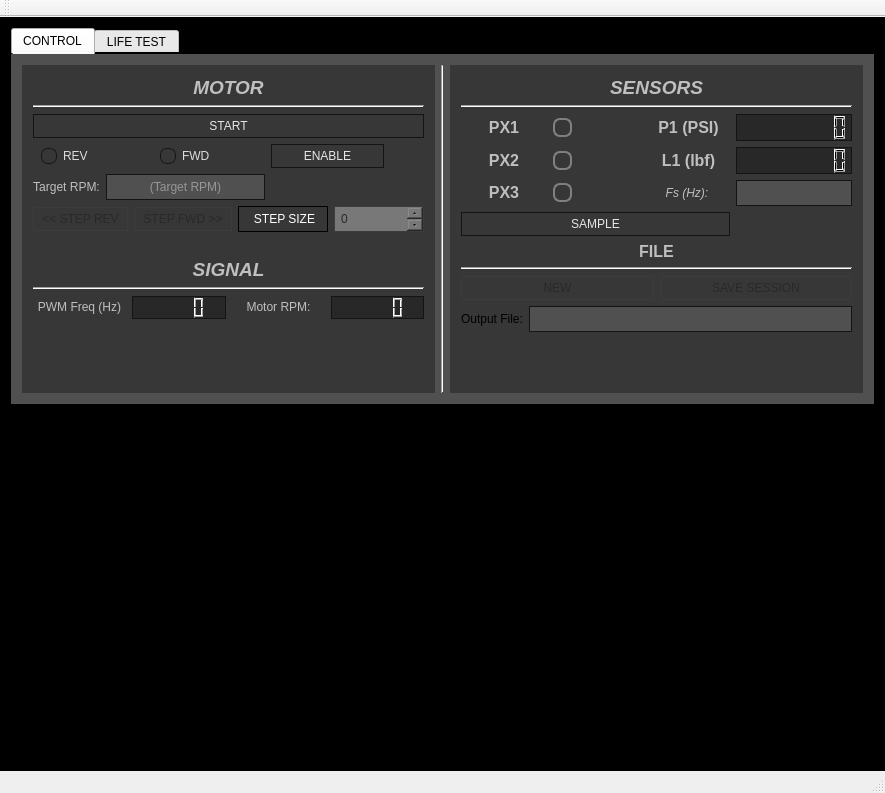
StoneAgeInc/BASF-Custom, file BASFmainwindow.ui: the form before one commit.
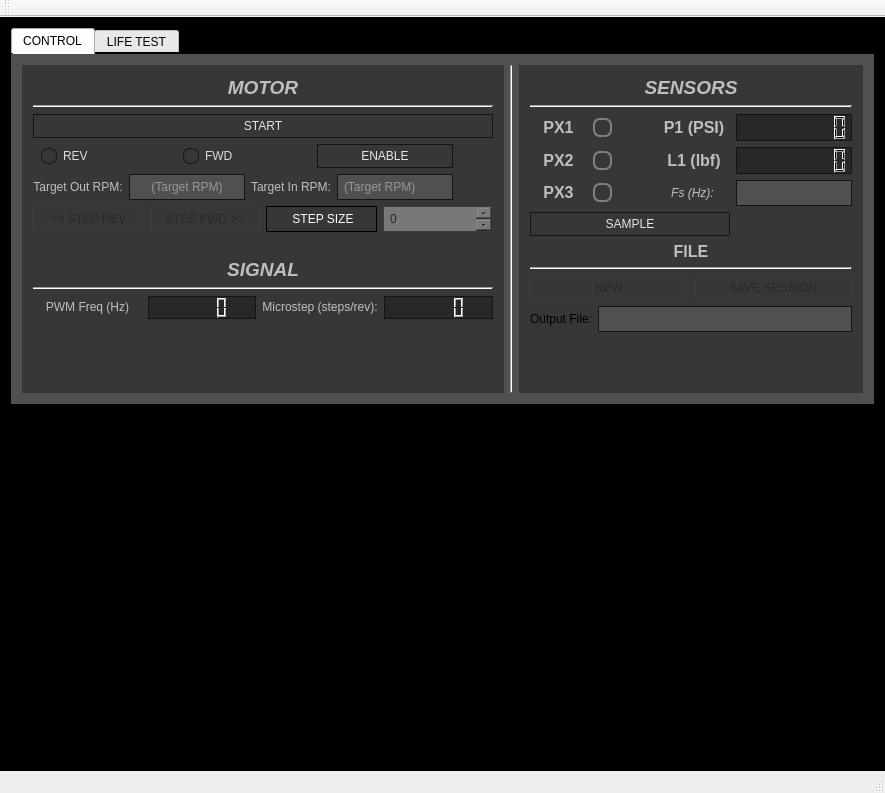
The form after the commit. Icons and pictures are not drawn. Custom widgets are drawn as their Qt base class.

Diff of the .ui file:
```diff
--- a/BASFmainwindow.ui
+++ b/BASFmainwindow.ui
@@ -410,7 +410,7 @@
              <item>
               <widget class="QLabel" name="label_5">
                <property name="text">
-                <string>&lt;html&gt;&lt;head/&gt;&lt;body&gt;&lt;p align=&quot;center&quot;&gt;&lt;span style=&quot; color:#bfbfbf;&quot;&gt;Target RPM:&lt;/span&gt;&lt;/p&gt;&lt;/body&gt;&lt;/html&gt;</string>
+                <string>&lt;html&gt;&lt;head/&gt;&lt;body&gt;&lt;p align=&quot;center&quot;&gt;&lt;span style=&quot; color:#bfbfbf;&quot;&gt;Target Out RPM:&lt;/span&gt;&lt;/p&gt;&lt;/body&gt;&lt;/html&gt;</string>
                </property>
               </widget>
              </item>
@@ -448,6 +448,44 @@
                </property>
               </widget>
              </item>
+             <item>
+              <widget class="QLabel" name="label_15">
+               <property name="text">
+                <string>&lt;html&gt;&lt;head/&gt;&lt;body&gt;&lt;p align=&quot;center&quot;&gt;&lt;span style=&quot; color:#bfbfbf;&quot;&gt;Target In RPM:&lt;/span&gt;&lt;/p&gt;&lt;/body&gt;&lt;/html&gt;</string>
+               </property>
+              </widget>
+             </item>
+             <item>
+              <widget class="QLineEdit" name="RPMoutLineEdit">
+               <property name="styleSheet">
+                <string notr="true">QLineEdit
+{
+  background-color: rgb(80,80,80);
+  border: 1px solid rgb(20,20,20);
+  color: rgb(220,220,220);
+  padding: 4px;
+  selection-background-color: rgb(70,110,130);
+  selection-color: white;
+}
+
+QLineEdit:focus
+{
+  border-color: rgb(90,200,255);
+}
+
+/**** QLineEdit (disabled) ****/
+QLineEdit:disabled
+{
+  background-color: rgb(120,120,120);
+  border-color: rgb(60,60,60);
+  color: rgb(40,40,40);
+}</string>
+               </property>
+               <property name="placeholderText">
+                <string>(Target RPM)</string>
+               </property>
+              </widget>
+             </item>
              <item>
               <spacer name="horizontalSpacer_6">
                <property name="orientation">
@@ -774,7 +812,7 @@
              <item>
               <widget class="QLabel" name="label_9">
                <property name="text">
-                <string>&lt;html&gt;&lt;head/&gt;&lt;body&gt;&lt;p align=&quot;center&quot;&gt;&lt;span style=&quot; color:#bfbfbf;&quot;&gt;Motor RPM:&lt;/span&gt;&lt;/p&gt;&lt;/body&gt;&lt;/html&gt;</string>
+                <string>&lt;html&gt;&lt;head/&gt;&lt;body&gt;&lt;p align=&quot;center&quot;&gt;&lt;span style=&quot; color:#bfbfbf;&quot;&gt;Microstep (steps/rev):&lt;/span&gt;&lt;/p&gt;&lt;/body&gt;&lt;/html&gt;</string>
                </property>
               </widget>
              </item>
```
Left out of the diff: 4 changed lines with no effect on the pictures.
